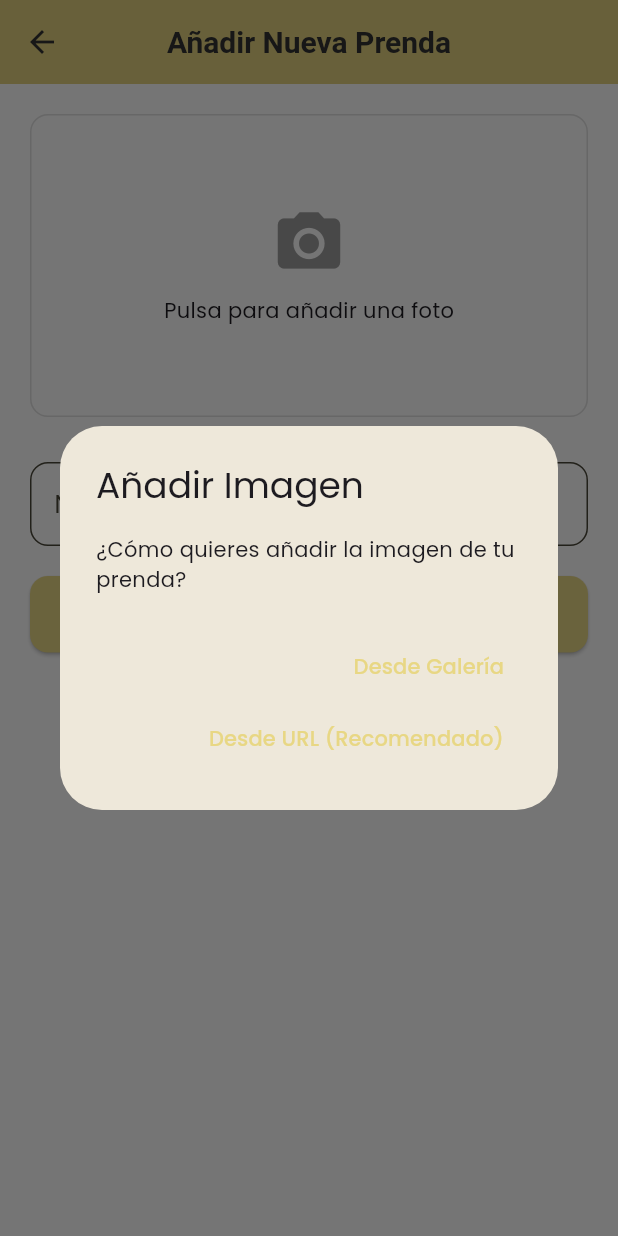
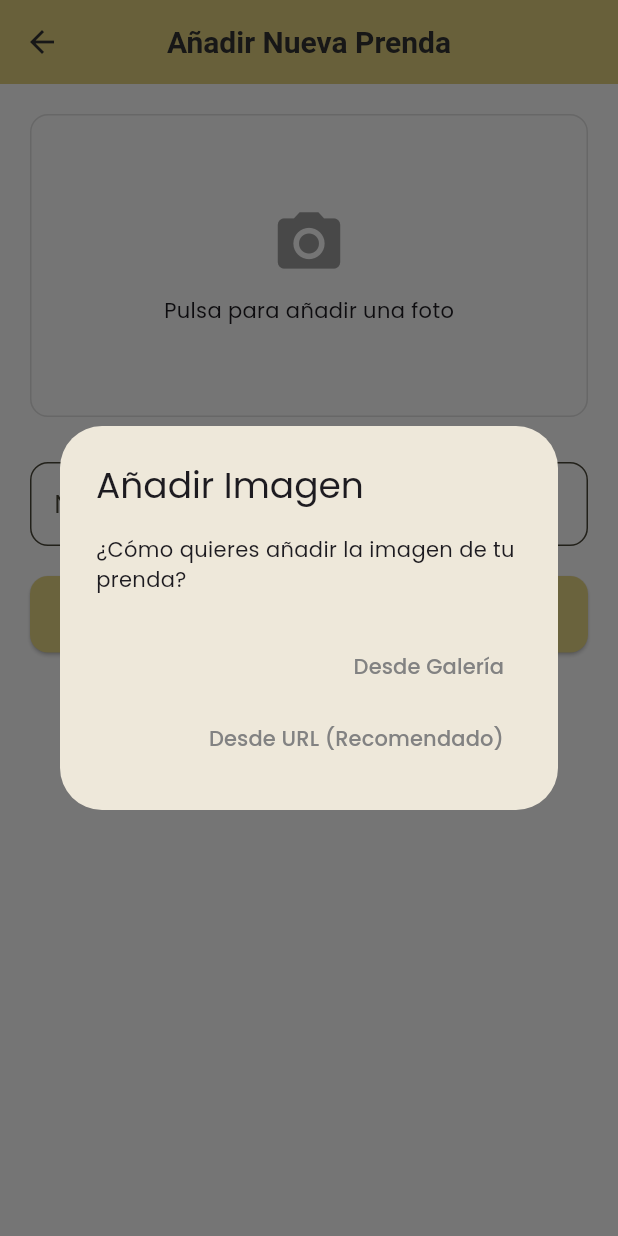
Before and after one commit to aleramiirez/Armario-Virtual, a Flutter app: the AddGarmentScreen screen opened directly, after a tap on "Pulsa para añadir una foto", on a phone screen of 412 x 824 dp. Run offline on Flutter 3.47's test engine with Material 3 defaults, Android fonts, the phone set to English and light mode, and no system bars; our stand-ins replace cached_network_image, cloud_firestore, cloud_functions, dotted_border, firebase_auth, firebase_core and 4 more; missing offline and left inert: firebase_app_check, translator; accounts and stored records are empty.

Commit message:
version con funcionalidad principal completa

```diff
--- a/lib/features/garment/widgets/add_garment_form.dart
+++ b/lib/features/garment/widgets/add_garment_form.dart
@@ -3,6 +3,7 @@ import 'dart:io';
 import 'package:armariovirtual/features/garment/services/garment_service.dart';
 import 'package:armariovirtual/shared/utils/app_alerts.dart';
 import 'package:flutter/material.dart';
+import 'package:armariovirtual/config/app_theme.dart';
 import 'package:image_picker/image_picker.dart';
 import 'package:http/http.dart' as http;
 import 'package:path_provider/path_provider.dart';
@@ -44,14 +45,20 @@ class _AddGarmentFormState extends State<AddGarmentForm> {
               Navigator.of(ctx).pop();
               _pickImageFromGallery();
             },
-            child: const Text('Desde Galería'),
+            child: const Text(
+              'Desde Galería',
+              style: TextStyle(color: AppTheme.colorTextoSecundario),
+            ),
           ),
           TextButton(
             onPressed: () {
               Navigator.of(ctx).pop();
               _pickImageFromUrl();
             },
-            child: const Text('Desde URL (Recomendado)'),
+            child: const Text(
+              'Desde URL (Recomendado)',
+              style: TextStyle(color: AppTheme.colorTextoSecundario),
+            ),
           ),
         ],
       ),
--- a/lib/shared/widgets/app_drawer.dart
+++ b/lib/shared/widgets/app_drawer.dart
@@ -1,8 +1,6 @@
 import 'package:armariovirtual/config/app_theme.dart';
-import 'package:armariovirtual/features/home/screen/home_screen.dart';
 import 'package:armariovirtual/features/outfits/screen/outfits_screen.dart';
 import 'package:flutter/material.dart';
-import 'package:font_awesome_flutter/font_awesome_flutter.dart';
 
 class AppDrawer extends StatelessWidget {
   const AppDrawer({super.key});
@@ -30,8 +28,9 @@ class AppDrawer extends StatelessWidget {
           ListTile(
             leading: const Icon(Icons.checkroom),
             title: const Text('Mi Armario'),
+            selected: currentRoute == '/home',
             onTap: () {
-              if (ModalRoute.of(context)?.settings.name == '/home') {
+              if (currentRoute == '/home') {
                 Navigator.pop(context);
               } else {
                 Navigator.pushReplacementNamed(context, '/home');
@@ -46,6 +45,7 @@ class AppDrawer extends StatelessWidget {
               height: 30,
             ),
             title: const Text('Outfits'),
+            selected: currentRoute == '/outfits',
             onTap: () {
               // Cierra el menú y navega a la pantalla de Outfits
               Navigator.pop(context);
```
Also changed, not shown: lib/features/home/screen/home_screen.dart (+11 -5 lines).
